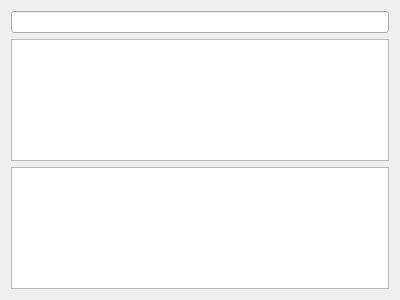
Above: ui/TestForm.ui from theHamsta/QCommandPalette before the change. Below: the same form after it.
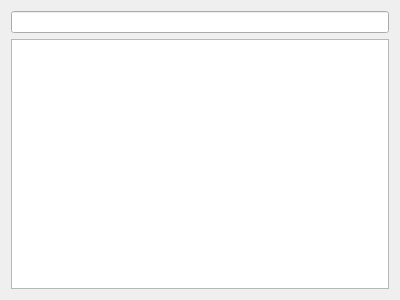
That is the form after the change.

Commit message: - remove listWidget

```diff
--- a/ui/TestForm.ui
+++ b/ui/TestForm.ui
@@ -17,9 +17,6 @@
    <item>
     <widget class="QLineEdit" name="lineEdit"/>
    </item>
-   <item>
-    <widget class="QListWidget" name="listWidget"/>
-   </item>
    <item>
     <widget class="QListView" name="listView"/>
    </item>
```
The commit also changes 1 other file.
